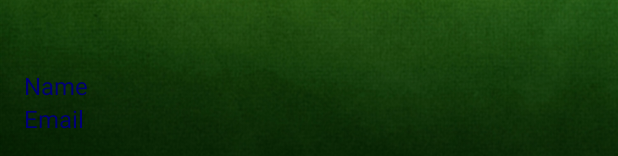
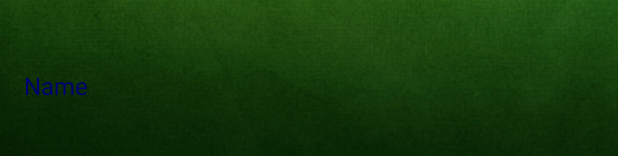
Before and after one commit to dornelasN/CompleteSudoku2, an Android app: the layout activity_main.xml on its own in the app's theme, with its tools: preview values and no code run, on a phone screen of 412 x 824 dp. Shown: the part 1077-1233 px from the top of the screen. Run offline under Robolectric (Android 15) with nearby library versions, the light colour scheme and no system bars.

Commit message:
added email textview

```diff
--- a/app/src/main/java/com/example/enkhturbadamsaikhan/completesudoku/LoginActivity.java
+++ b/app/src/main/java/com/example/enkhturbadamsaikhan/completesudoku/LoginActivity.java
@@ -58,10 +58,13 @@ public class LoginActivity extends AppCompatActivity {
 
     private DatabaseReference mDatabaseUsers;
 
+    private static final String TAG = "TAG";
+
     @Override
     protected void onCreate(Bundle savedInstanceState) {
         super.onCreate(savedInstanceState);
         setContentView(R.layout.activity_login);
+
 
         mProgress = new ProgressDialog(this);
 
--- a/app/src/main/res/layout/activity_main.xml
+++ b/app/src/main/res/layout/activity_main.xml
@@ -101,12 +101,13 @@
             android:id="@+id/emailTextView"
             android:layout_width="match_parent"
             android:layout_height="wrap_content"
+            android:layout_alignParentBottom="true"
+            android:layout_alignParentStart="true"
             android:layout_gravity="bottom"
             android:text="Email"
             android:textColor="#000075"
             android:textSize="16sp"
-            android:layout_alignParentBottom="true"
-            android:layout_alignParentStart="true" />
+            android:visibility="invisible" />
 
     </RelativeLayout>
 
```
